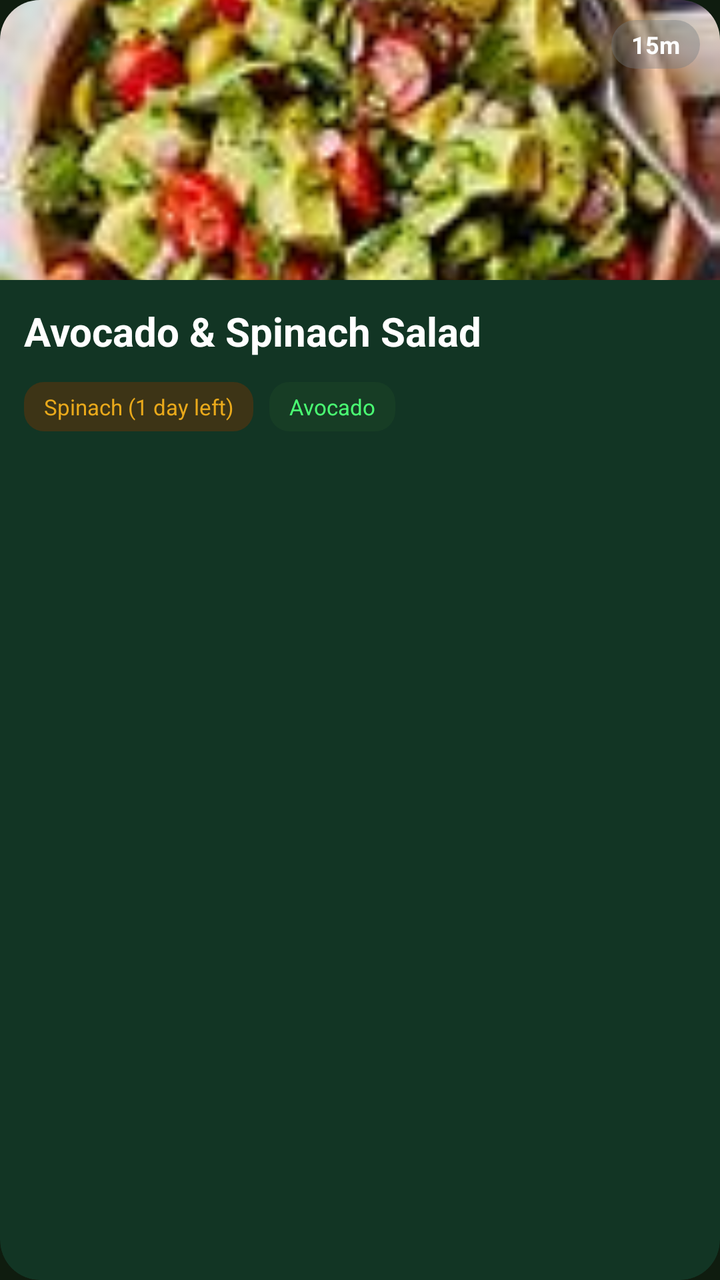
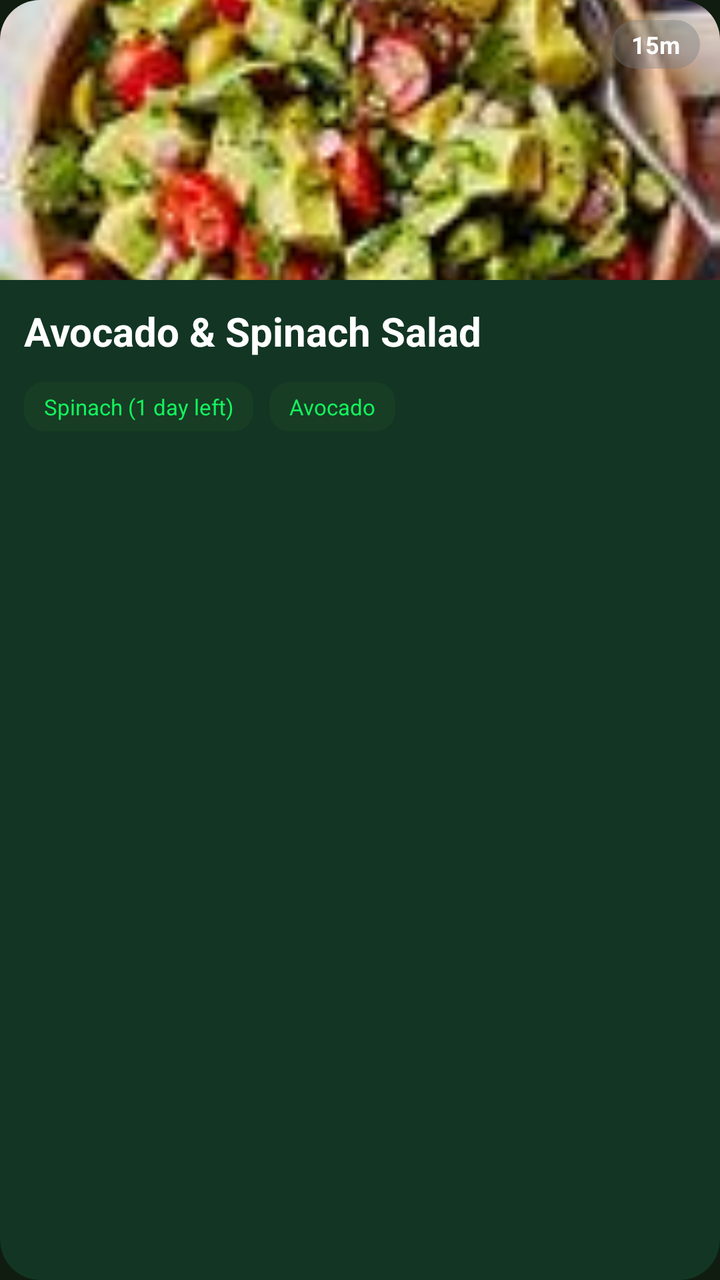

Screens rendered from an Android XML layout before and after an edit, with the pre-edit source and the edit as a unified diff.
<!-- AndroidManifest.xml: application theme Theme.MobileGroup -->
<!-- res/layout/item_recipe_card.xml -->
<?xml version="1.0" encoding="utf-8"?>
<androidx.cardview.widget.CardView xmlns:android="http://schemas.android.com/apk/res/android"
    xmlns:app="http://schemas.android.com/apk/res-auto"
    android:layout_width="220dp"
    android:layout_height="250dp"
    android:layout_marginEnd="14dp"
    app:cardBackgroundColor="#123524"
    app:cardCornerRadius="20dp"
    app:cardElevation="0dp">

    <LinearLayout
        android:layout_width="match_parent"
        android:layout_height="match_parent"
        android:orientation="vertical">

        <FrameLayout
            android:layout_width="match_parent"
            android:layout_height="140dp">

            <ImageView
                android:id="@+id/ivRecipe"
                android:layout_width="match_parent"
                android:layout_height="match_parent"
                android:scaleType="centerCrop"
                android:src="@drawable/recipe_avocado_salad" />

            <TextView
                android:id="@+id/tvTime"
                android:layout_width="wrap_content"
                android:layout_height="wrap_content"
                android:layout_gravity="end|top"
                android:layout_margin="10dp"
                android:background="@drawable/bg_recipe_time"
                android:paddingStart="10dp"
                android:paddingTop="4dp"
                android:paddingEnd="10dp"
                android:paddingBottom="4dp"
                android:text="15m"
                android:textColor="#FFFFFF"
                android:textSize="12sp"
                android:textStyle="bold" />
        </FrameLayout>

        <LinearLayout
            android:layout_width="match_parent"
            android:layout_height="wrap_content"
            android:orientation="vertical"
            android:padding="12dp">

            <TextView
                android:id="@+id/tvTitle"
                android:layout_width="match_parent"
                android:layout_height="wrap_content"
                android:text="Avocado &amp; Spinach Salad"
                android:textColor="#FFFFFF"
                android:textSize="20sp"
                android:textStyle="bold"
                android:maxLines="2" />

            <LinearLayout
                android:layout_width="match_parent"
                android:layout_height="wrap_content"
                android:layout_marginTop="12dp"
                android:orientation="horizontal">

                <TextView
                    android:id="@+id/tvExpiryTag"
                    android:layout_width="wrap_content"
                    android:layout_height="wrap_content"
                    android:background="@drawable/bg_tag_orange"
                    android:paddingStart="10dp"
                    android:paddingTop="5dp"
                    android:paddingEnd="10dp"
                    android:paddingBottom="5dp"
                    android:text="Spinach (1 day left)"
                    android:textColor="#E9A91B"
                    android:textSize="11sp" />

                <TextView
                    android:id="@+id/tvIngredientTag"
                    android:layout_width="wrap_content"
                    android:layout_height="wrap_content"
                    android:layout_marginStart="8dp"
                    android:background="@drawable/bg_tag_green"
                    android:paddingStart="10dp"
                    android:paddingTop="5dp"
                    android:paddingEnd="10dp"
                    android:paddingBottom="5dp"
                    android:text="Avocado"
                    android:textColor="#4AFF73"
                    android:textSize="11sp" />
            </LinearLayout>
        </LinearLayout>
    </LinearLayout>
</androidx.cardview.widget.CardView>
<!-- resources referenced by this layout -->
<resources>
  <!-- drawable bg_recipe_time (drawable) -->
  <?xml version="1.0" encoding="utf-8"?>
  <shape xmlns:android="http://schemas.android.com/apk/res/android" android:shape="rectangle">
      <corners android:radius="14dp" />
      <solid android:color="#66737A80" />
  </shape>
  <!-- drawable bg_tag_green (drawable) -->
  <?xml version="1.0" encoding="utf-8"?>
  <shape xmlns:android="http://schemas.android.com/apk/res/android" android:shape="rectangle">
      <corners android:radius="10dp" />
      <solid android:color="#173D25" />
  </shape>
  <!-- drawable bg_tag_orange (drawable) -->
  <?xml version="1.0" encoding="utf-8"?>
  <shape xmlns:android="http://schemas.android.com/apk/res/android" android:shape="rectangle">
      <corners android:radius="10dp" />
      <solid android:color="#3D3416" />
  </shape>
  <!-- drawable recipe_avocado_salad: webp bitmap (drawable, 9101 bytes) -->
  <style name="Theme.MobileGroup" parent="Theme.MaterialComponents.NoActionBar">
          
          <item name="colorPrimary">@color/green_primary</item>
          <item name="colorPrimaryVariant">@color/green_dark</item>
          <item name="colorOnPrimary">@color/background</item>
          <item name="colorSecondary">@color/green_button</item>
          <item name="colorOnSecondary">@color/background</item>
          <item name="android:colorBackground">@color/background</item>
          <item name="colorSurface">@color/surface</item>
          <item name="colorOnSurface">@color/text_primary</item>
  
          
          <item name="android:statusBarColor">@color/background</item>
          <item name="android:navigationBarColor">@color/surface</item>
          <item name="android:windowLightStatusBar">false</item>
  
          
          <item name="android:editTextColor">@color/text_primary</item>
          <item name="android:textColorHint">@color/text_hint</item>
          <item name="colorControlNormal">@color/green_dim</item>
          <item name="colorControlActivated">@color/green_primary</item>
  
          
          <item name="materialAlertDialogTheme">@style/Theme.MobileGroup.AlertDialog</item>
      </style>
  <color name="green_primary">#4ADE80</color>
  <color name="green_dark">#166534</color>
  <color name="background">#0F1C0F</color>
  <color name="green_button">#22C55E</color>
  <color name="surface">#1A2E1A</color>
  <color name="text_primary">#FFFFFF</color>
  <color name="text_hint">#4D7A4D</color>
  <color name="green_dim">#2D4A2D</color>
  <style name="Theme.MobileGroup.AlertDialog" parent="ThemeOverlay.MaterialComponents.MaterialAlertDialog">
          <item name="android:background">@color/surface</item>
          <item name="colorOnSurface">@color/text_primary</item>
          <item name="colorPrimary">@color/green_primary</item>
      </style>
</resources>

<!-- the commit's change to res/layout/item_recipe_card.xml (unified diff, before → after) -->
@@ -67,13 +67,13 @@
                     android:id="@+id/tvExpiryTag"
                     android:layout_width="wrap_content"
                     android:layout_height="wrap_content"
-                    android:background="@drawable/bg_tag_orange"
+                    android:background="@drawable/bg_tag_green"
                     android:paddingStart="10dp"
                     android:paddingTop="5dp"
                     android:paddingEnd="10dp"
                     android:paddingBottom="5dp"
                     android:text="Spinach (1 day left)"
-                    android:textColor="#E9A91B"
+                    android:textColor="#14F25C"
                     android:textSize="11sp" />
 
                 <TextView
@@ -87,7 +87,7 @@
                     android:paddingEnd="10dp"
                     android:paddingBottom="5dp"
                     android:text="Avocado"
-                    android:textColor="#4AFF73"
+                    android:textColor="#14F25C"
                     android:textSize="11sp" />
             </LinearLayout>
         </LinearLayout>
<!-- resource entries referenced after the edit -->
@@ -11,12 +11,6 @@
   <shape xmlns:android="http://schemas.android.com/apk/res/android" android:shape="rectangle">
       <corners android:radius="10dp" />
       <solid android:color="#173D25" />
-  </shape>
-  <!-- drawable bg_tag_orange (drawable) -->
-  <?xml version="1.0" encoding="utf-8"?>
-  <shape xmlns:android="http://schemas.android.com/apk/res/android" android:shape="rectangle">
-      <corners android:radius="10dp" />
-      <solid android:color="#3D3416" />
   </shape>
   <!-- drawable recipe_avocado_salad: webp bitmap (drawable, 9101 bytes) -->
   <style name="Theme.MobileGroup" parent="Theme.MaterialComponents.NoActionBar">
